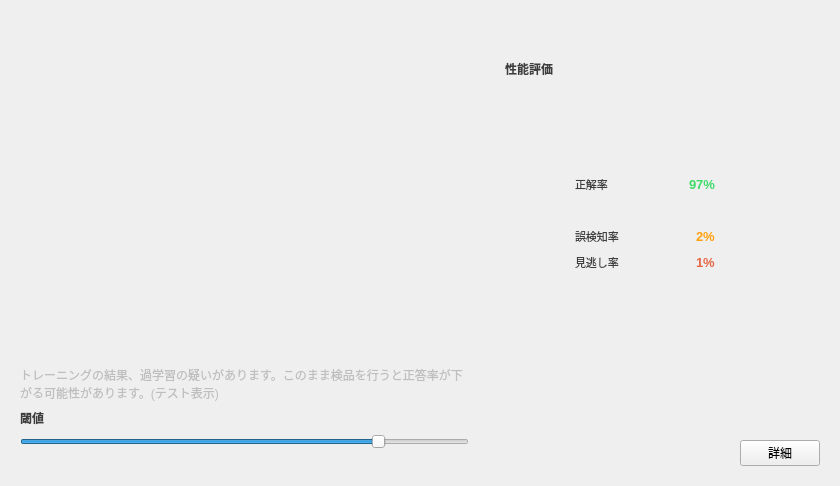
This is src/main/python/view/ui/test.ui in RUTILEA/SDTest as Qt 5 draws it before an edit. The edited form follows.
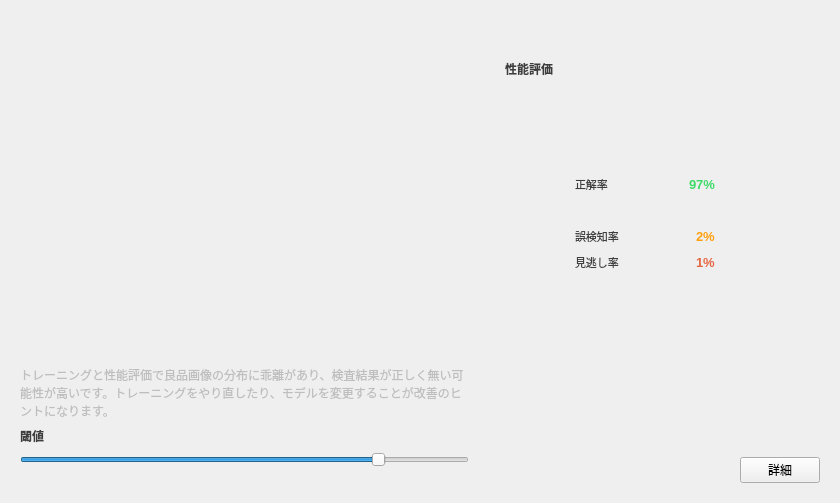
This is the edited form. The open tabs and pages were chosen to show the change. Icons and pictures are not drawn.

```diff
--- a/src/main/python/view/ui/test.ui
+++ b/src/main/python/view/ui/test.ui
@@ -7,7 +7,7 @@
     <x>0</x>
     <y>0</y>
     <width>840</width>
-    <height>486</height>
+    <height>503</height>
    </rect>
   </property>
   <property name="font">
@@ -74,7 +74,7 @@
             <bool>false</bool>
            </property>
            <property name="text">
-            <string>トレーニングの結果、過学習の疑いがあります。このまま検品を行うと正答率が下がる可能性があります。(テスト表示)</string>
+            <string>トレーニングと性能評価で良品画像の分布に乖離があり、検査結果が正しく無い可能性が高いです。トレーニングをやり直したり、モデルを変更することが改善のヒントになります。</string>
            </property>
            <property name="wordWrap">
             <bool>true</bool>
```
